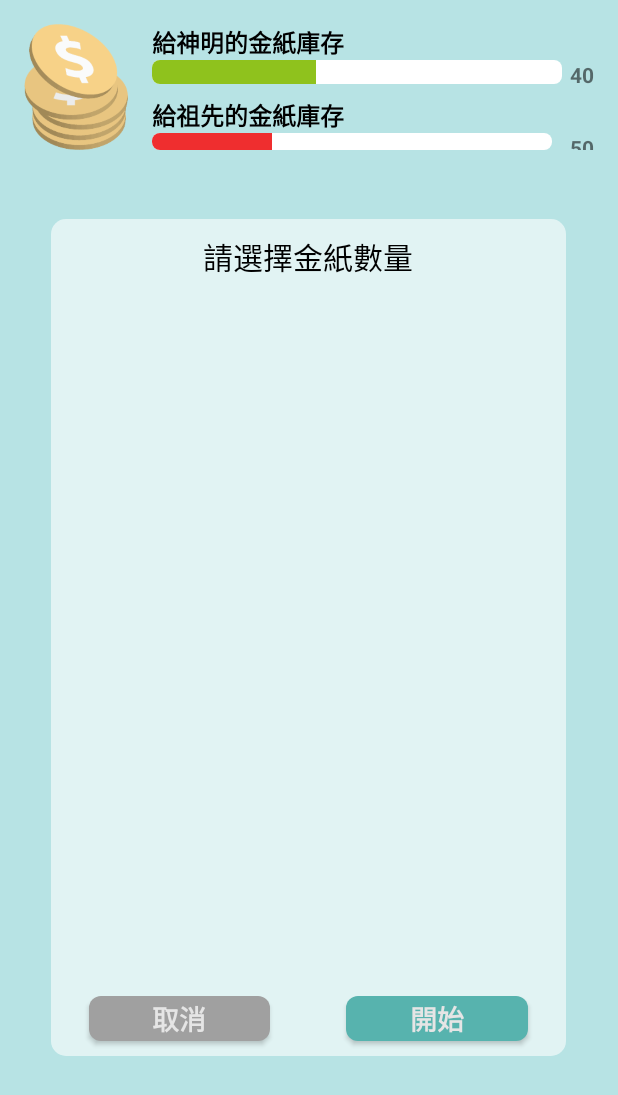
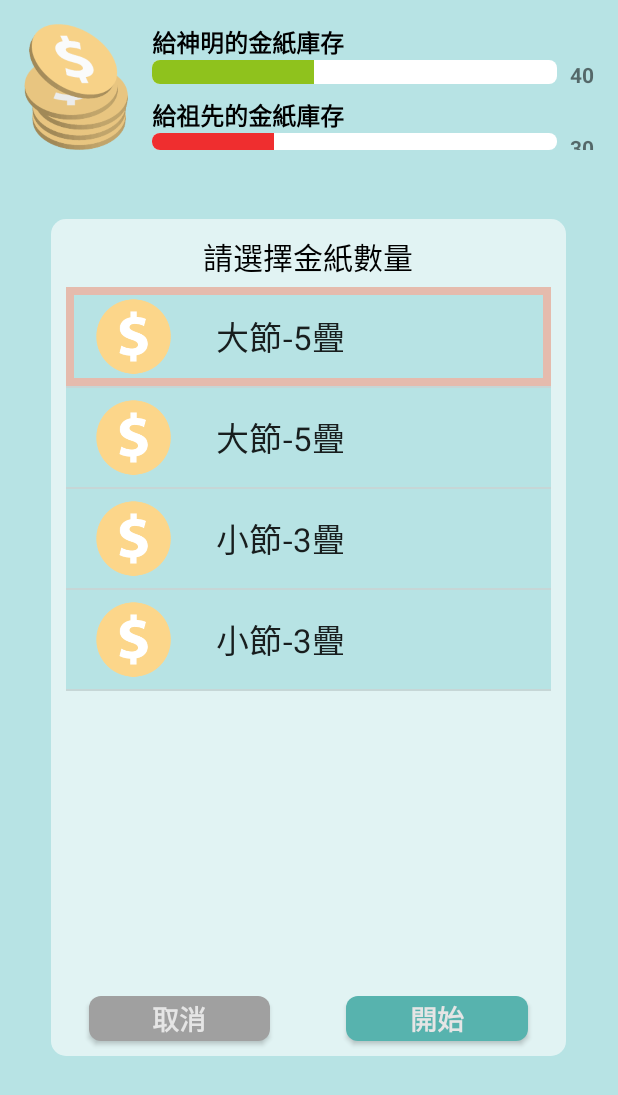
Before and after one commit to zzdanny/conlab_e-burner, an Android app: the ChooseActivity screen opened directly, with no data from a screen before it, after a tap on an icon or button, on a phone screen of 412 x 824 dp. Shown: the top 1095 px of the screen. Run offline under Robolectric (Android 15) with nearby library versions, the phone set to English and light mode, and no system bars.

Commit message:
Styling listAmount in ChooseActivity, layout.choose_amount.

```diff
--- a/app/src/main/java/tw/ntust/e_burner/activity/ChooseActivity.java
+++ b/app/src/main/java/tw/ntust/e_burner/activity/ChooseActivity.java
@@ -3,16 +3,23 @@ package tw.ntust.e_burner.activity;
 import android.app.Activity;
 import android.os.Bundle;
 import android.view.View;
+import android.widget.AdapterView;
 import android.widget.Button;
 import android.widget.ImageView;
+import android.widget.ListView;
 import android.widget.ProgressBar;
 import android.widget.TextView;
 
+import java.util.ArrayList;
+
 import tw.ntust.e_burner.R;
+import tw.ntust.e_burner.components.AmountItem;
+import tw.ntust.e_burner.components.AmountListAdapter;
 
 public class ChooseActivity extends Activity {
 
     private int remainingAncestor, remainingEmperor;
+    private ArrayList<AmountItem> amountItems;
 
     // -- layout.activity_choose
     private ProgressBar progressEmperor, progressAncestor;
@@ -21,6 +28,7 @@ public class ChooseActivity extends Activity {
     private ImageView imgEmperor, imgAncestor;
     // -- layout.choose_amount
     private Button btnStart, btnCancel;
+    private ListView listAmount;
 
     @Override
     protected void onCreate(Bundle savedInstanceState) {
@@ -31,6 +39,11 @@ public class ChooseActivity extends Activity {
         // ----- default value for testing
         remainingAncestor = 30;
         remainingEmperor = 40;
+        amountItems = new ArrayList<>();
+        amountItems.add(new AmountItem(0, "大節-5疊"));
+        amountItems.add(new AmountItem(1, "大節-5疊"));
+        amountItems.add(new AmountItem(2, "小節-3疊"));
+        amountItems.add(new AmountItem(3, "小節-3疊"));
         // -----
 
         initComponents_chooseTarget();
@@ -48,7 +61,8 @@ public class ChooseActivity extends Activity {
 
         progressAncestor.setProgress(remainingAncestor);
         progressEmperor.setProgress(remainingEmperor);
-        txtEmperorProgress.setText(String.valueOf(remainingEmperor));
+        txtAncestorPorgress.setText(String.format("%3d", remainingAncestor));
+        txtEmperorProgress.setText(String.format("%3d", remainingEmperor));
     }
 
     private void initComponents_chooseTarget() {
@@ -71,9 +85,12 @@ public class ChooseActivity extends Activity {
     private void initComponents_chooseAmount() {
         initComponents_choose();
 
+        listAmount = (ListView) findViewById(R.id.chooseAmount_listAmount);
         btnStart = (Button) findViewById(R.id.chooseAmount_btnStart);
         btnCancel = (Button) findViewById(R.id.chooseAmount_btnCancel);
 
+        listAmount.setAdapter(new AmountListAdapter(ChooseActivity.this, amountItems));
+        listAmount.setItemChecked(0, true);
         btnCancel.setOnClickListener(new View.OnClickListener() {
             @Override
             public void onClick(View view) {
--- /dev/null
+++ b/app/src/main/java/tw/ntust/e_burner/components/AmountItem.java
@@ -0,0 +1,15 @@
+package tw.ntust.e_burner.components;
+
+public class AmountItem {
+
+    private long id;
+    private String title;
+
+    public AmountItem(int _id, String _title) {
+        id =_id;
+        title = _title;
+    }
+
+    public long getId() { return id; }
+    public String getTitle() { return title; }
+}
--- /dev/null
+++ b/app/src/main/java/tw/ntust/e_burner/components/AmountListAdapter.java
@@ -0,0 +1,51 @@
+package tw.ntust.e_burner.components;
+
+import android.content.Context;
+import android.view.LayoutInflater;
+import android.view.View;
+import android.view.ViewGroup;
+import android.widget.BaseAdapter;
+import android.widget.TextView;
+
+import java.util.ArrayList;
+
+import tw.ntust.e_burner.R;
+
+public class AmountListAdapter extends BaseAdapter {
+    private LayoutInflater layoutInflater;
+    private ArrayList<AmountItem> amountItems;
+
+    private TextView txtTitle;
+
+    public AmountListAdapter(Context context, ArrayList<AmountItem> _amountItems) {
+        layoutInflater = LayoutInflater.from(context);
+        amountItems = _amountItems;
+    }
+
+    @Override
+    public int getCount() {
+        return amountItems.size();
+    }
+
+    @Override
+    public Object getItem(int position) {
+        return amountItems.get(position);
+    }
+
+    @Override
+    public long getItemId(int position) {
+        return amountItems.get(position).getId();
+    }
+
+    @Override
+    public View getView(int position, View convertView, ViewGroup parent) {
+        convertView = layoutInflater.inflate(R.layout.list_amount_item, null);
+
+        txtTitle = (TextView) convertView.findViewById(R.id.amountListItem_txtTitle);
+
+        txtTitle.setText(amountItems.get(position).getTitle());
+
+        return convertView;
+    }
+
+}
--- /dev/null
+++ b/app/src/main/res/drawable/border_list_selector.xml
@@ -0,0 +1,5 @@
+<?xml version="1.0" encoding="utf-8"?>
+<selector xmlns:android="http://schemas.android.com/apk/res/android">
+    <item android:state_activated="true" android:drawable="@drawable/border_selected_item" />
+    <item android:drawable="@color/colorThemeBackground" />
+</selector>
--- /dev/null
+++ b/app/src/main/res/drawable/border_selected_item.xml
@@ -0,0 +1,8 @@
+<?xml version="1.0" encoding="utf-8"?>
+<shape xmlns:android="http://schemas.android.com/apk/res/android"
+        android:shape="rectangle">
+    <stroke
+        android:width="5dip"
+        android:color="#e5bbad" />
+    <solid android:color="@color/colorThemeBackground" />
+</shape>
--- a/app/src/main/res/layout/activity_choose.xml
+++ b/app/src/main/res/layout/activity_choose.xml
@@ -64,7 +64,8 @@
                     android:layout_alignParentTop="true"
                     android:layout_alignParentEnd="true"
                     android:layout_marginLeft="5sp"
-                    android:textStyle="bold"/>
+                    android:textStyle="bold"
+                    android:layout_centerVertical="true" />
 
             </RelativeLayout>
 
@@ -104,7 +105,8 @@
                     android:layout_alignParentTop="true"
                     android:layout_alignParentEnd="true"
                     android:layout_marginLeft="5sp"
-                    android:textStyle="bold"/>
+                    android:textStyle="bold"
+                    android:layout_centerVertical="true" />
 
             </RelativeLayout>
 
--- a/app/src/main/res/layout/choose_amount.xml
+++ b/app/src/main/res/layout/choose_amount.xml
@@ -45,7 +45,11 @@
                 android:layout_height="match_parent"
                 android:layout_below="@id/textView4"
                 android:id="@+id/chooseAmount_listAmount"
-                android:layout_above="@+id/linearLayout2" />
+                android:layout_above="@+id/linearLayout2"
+                android:layout_marginTop="5dp"
+                android:layout_marginLeft="10dp"
+                android:layout_marginRight="10dp"
+                android:choiceMode="singleChoice" />
 
             <LinearLayout
                 android:orientation="horizontal"
--- /dev/null
+++ b/app/src/main/res/layout/list_amount_item.xml
@@ -0,0 +1,26 @@
+<?xml version="1.0" encoding="utf-8"?>
+<LinearLayout xmlns:android="http://schemas.android.com/apk/res/android"
+    android:layout_width="match_parent"
+    android:layout_height="wrap_content"
+    android:orientation="horizontal"
+    android:background="@drawable/border_list_selector">
+    <!-- android:background="?android:attr/activatedBackgroundIndicator" -->
+
+    <ImageView
+        android:layout_width="50dp"
+        android:layout_height="50dp"
+        android:id="@+id/imageView2"
+        android:src="@drawable/ic_coin"
+        android:layout_marginStart="20dp"
+        android:layout_marginEnd="30dp"
+        android:layout_marginTop="8dp"
+        android:layout_marginBottom="8dp" />
+
+    <TextView
+        android:layout_width="wrap_content"
+        android:layout_height="wrap_content"
+        android:textAppearance="?android:attr/textAppearanceLarge"
+        android:text="Item Title"
+        android:id="@+id/amountListItem_txtTitle"
+        android:layout_gravity="center_vertical" />
+</LinearLayout>
```
